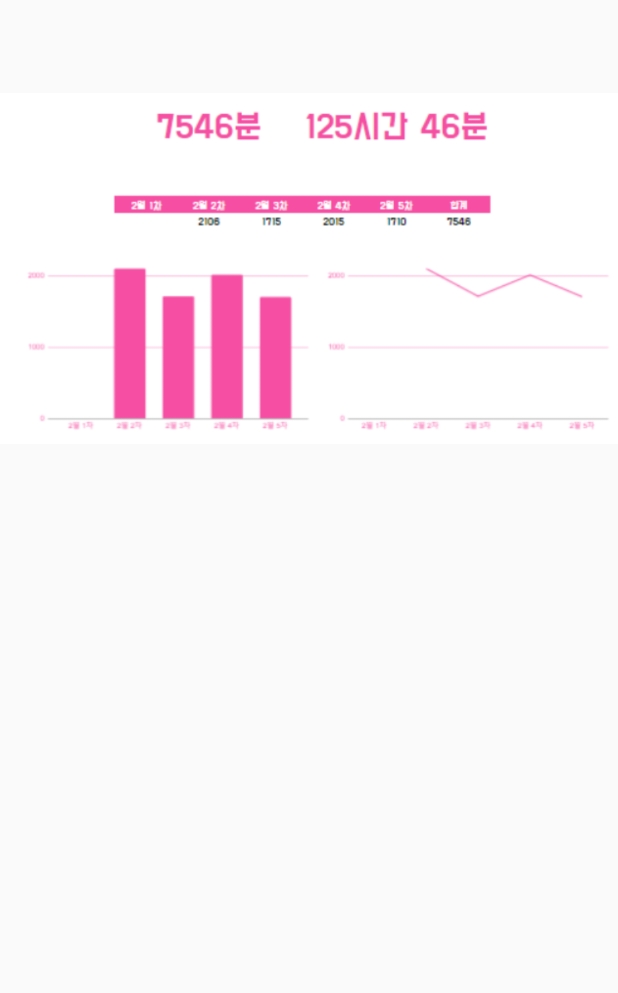
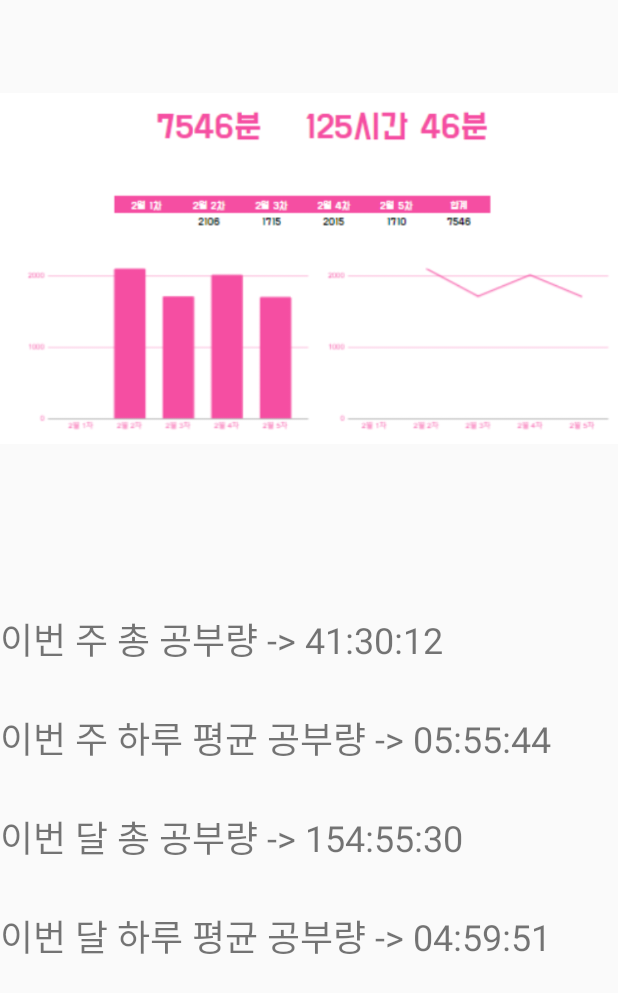
Before and after one commit to YeomJaeSeon/MobileProgramming_Final, an Android app: the layout activity_statistics.xml on its own in the app's theme, with its tools: preview values and no code run, on a phone screen of 412 x 824 dp. Shown: the top 993 px of the screen. Run offline under Robolectric (Android 15) with nearby library versions, the phone set to English and light mode, and no system bars.

Commit message:
Update activity_statistics.xml

```diff
--- a/app/src/main/res/layout/activity_statistics.xml
+++ b/app/src/main/res/layout/activity_statistics.xml
@@ -9,4 +9,36 @@
         android:layout_width="match_parent"
         android:layout_height="wrap_content"
         app:srcCompat="@drawable/ab" />
+
+    <TextView
+        android:id="@+id/textView"
+        android:layout_width="match_parent"
+        android:layout_height="wrap_content"
+        android:text="이번 주 총 공부량 -> 41:30:12"
+        android:textSize="24dp"
+        android:layout_marginTop="50dp"/>
+
+    <TextView
+        android:id="@+id/textView2"
+        android:layout_width="match_parent"
+        android:layout_height="wrap_content"
+        android:text="이번 주 하루 평균 공부량 -> 05:55:44"
+        android:textSize="24dp"
+        android:layout_marginTop="30dp"/>
+
+    <TextView
+        android:id="@+id/textView3"
+        android:layout_width="match_parent"
+        android:layout_height="wrap_content"
+        android:text="이번 달 총 공부량 -> 154:55:30"
+        android:textSize="24dp"
+        android:layout_marginTop="30dp"/>
+
+    <TextView
+        android:id="@+id/textView4"
+        android:layout_width="match_parent"
+        android:layout_height="wrap_content"
+        android:text="이번 달 하루 평균 공부량 -> 04:59:51"
+        android:textSize="24dp"
+        android:layout_marginTop="30dp"/>
 </LinearLayout>
```
